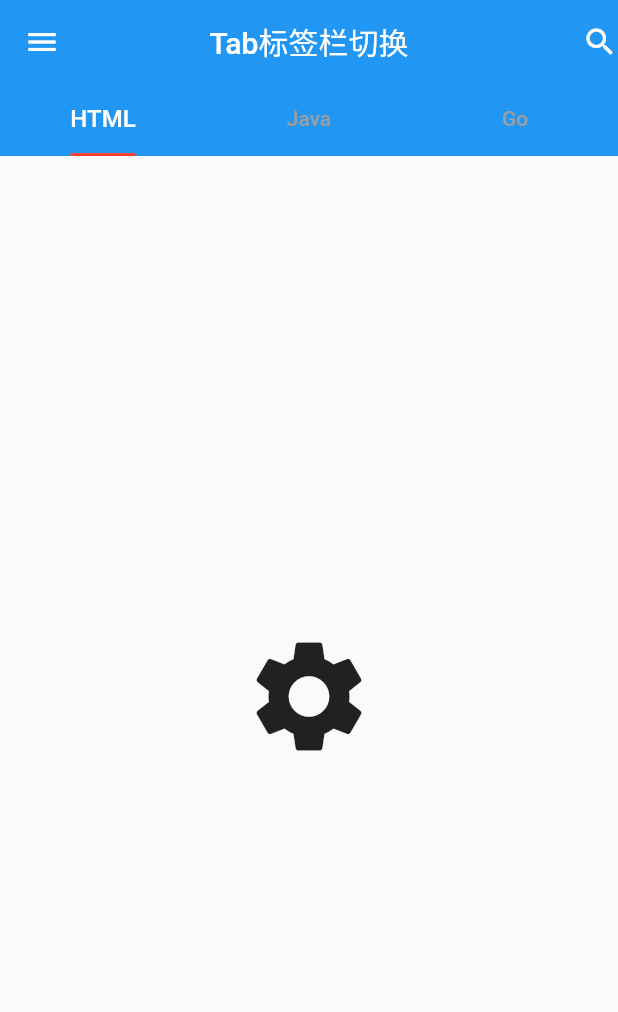
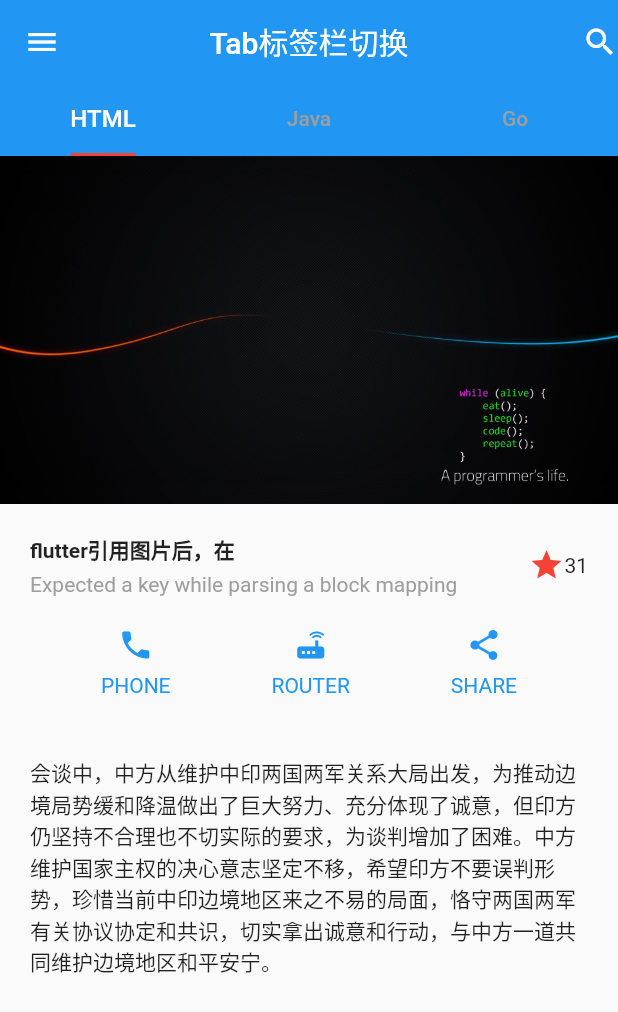
Before and after one commit to jiweixiaoxiao/myflutter, a Flutter app: the screen it shows after launch, on a phone screen of 412 x 824 dp. Shown: the top 1012 px of the screen. Run offline on Flutter 3.47's test engine with Material 2 defaults, Android fonts, the phone set to English and light mode, and no system bars.

Commit message:
小案例

```diff
--- /dev/null
+++ b/lib/page_demo.dart
@@ -0,0 +1,86 @@
+import 'package:flutter/material.dart';
+
+class PageDemo extends StatelessWidget {
+  @override
+  Widget build(BuildContext context) {
+    return ListView(
+      children: <Widget>[
+        // 图片
+        Image.asset('images/pic01.jpg'),
+        // 标题 - 水平布局 - Row
+        Padding(
+          padding: const EdgeInsets.all(20.0),
+          child: Row(
+            children: <Widget>[
+              Expanded(
+                child: Column(
+                  crossAxisAlignment: CrossAxisAlignment.start,
+                  children: const <Widget>[
+                    Text(
+                      'flutter引用图片后，在',
+                      style: TextStyle(
+                        fontWeight: FontWeight.w600,
+                      ),
+                      maxLines: 1,
+                      overflow: TextOverflow.ellipsis,
+                    ),
+                    SizedBox(
+                      height: 5.0,
+                    ),
+                    Text(
+                      'Expected a key while parsing a block mapping',
+                      style: TextStyle(
+                        color: Colors.grey,
+                      ),
+                      maxLines: 1,
+                      overflow: TextOverflow.ellipsis,
+                    ),
+                  ],
+                ),
+              ),
+              const Icon(Icons.star, color: Colors.red),
+              const Text('31')
+            ],
+          ),
+        ),
+        // 按钮
+        Row(
+            mainAxisAlignment: MainAxisAlignment.spaceEvenly,
+            children: <Widget>[
+              PubIcon('PHONE', Icons.phone),
+              PubIcon('ROUTER', Icons.router),
+              PubIcon('SHARE', Icons.share),
+            ]),
+        // 长文字
+        const SizedBox(
+          height: 20.0,
+        ),
+        const Padding(
+            padding: EdgeInsets.all(20.0),
+            child:
+            Text(
+                '会谈中，中方从维护中印两国两军关系大局出发，为推动边境局势缓和降温做出了巨大努力、充分体现了诚意，但印方仍坚持不合理也不切实际的要求，为谈判增加了困难。中方维护国家主权的决心意志坚定不移，希望印方不要误判形势，珍惜当前中印边境地区来之不易的局面，恪守两国两军有关协议协定和共识，切实拿出诚意和行动，与中方一道共同维护边境地区和平安宁。'
+            ),
+        ),
+      ],
+    );
+  }
+}
+
+
+class PubIcon extends StatelessWidget {
+  final String text;
+  final IconData icon;
+
+  PubIcon(this.text, this.icon);
+
+  @override
+  Widget build(BuildContext context) {
+    return Column(children: <Widget>[
+      Icon(icon, color: Colors.blue),
+      const SizedBox(height: 7.0),
+      Text(text, style: const TextStyle(color: Colors.blue))
+    ]);
+  }
+
+}
--- a/lib/tab.dart
+++ b/lib/tab.dart
@@ -1,4 +1,5 @@
 import 'package:flutter/material.dart';
+import 'package:myflutter/page_demo.dart';
 import 'drawer_list.dart';
 class HelloTab extends StatelessWidget {
   build(BuildContext context) {
@@ -35,10 +36,10 @@ class HelloTab extends StatelessWidget {
         // body: WidgeDemo(),
         // body:WidgeDemoRichText(),
         // body: WidgetDemoContainer2(),
-        body: const TabBarView(children: [
-          Icon(Icons.settings, size: 90.0),
-          Icon(Icons.search, size: 90.0),
-          Icon(Icons.view_agenda, size: 90.0),
+        body: TabBarView(children: [
+          PageDemo(),
+          const Icon(Icons.search, size: 90.0),
+          const Icon(Icons.view_agenda, size: 90.0),
         ],),
         drawer: DrawerList(),
       ),
--- a/pubspec.yaml
+++ b/pubspec.yaml
@@ -58,9 +58,8 @@ flutter:
   uses-material-design: true
 
   # To add assets to your application, add an assets section, like this:
-  # assets:
-  #   - images/a_dot_burr.jpeg
-  #   - images/a_dot_ham.jpeg
+  assets:
+    - images/pic01.jpg
 
   # An image asset can refer to one or more resolution-specific "variants", see
   # https://flutter.dev/assets-and-images/#resolution-aware.
```
Also changed, not shown: images/pic01.jpg (added).
